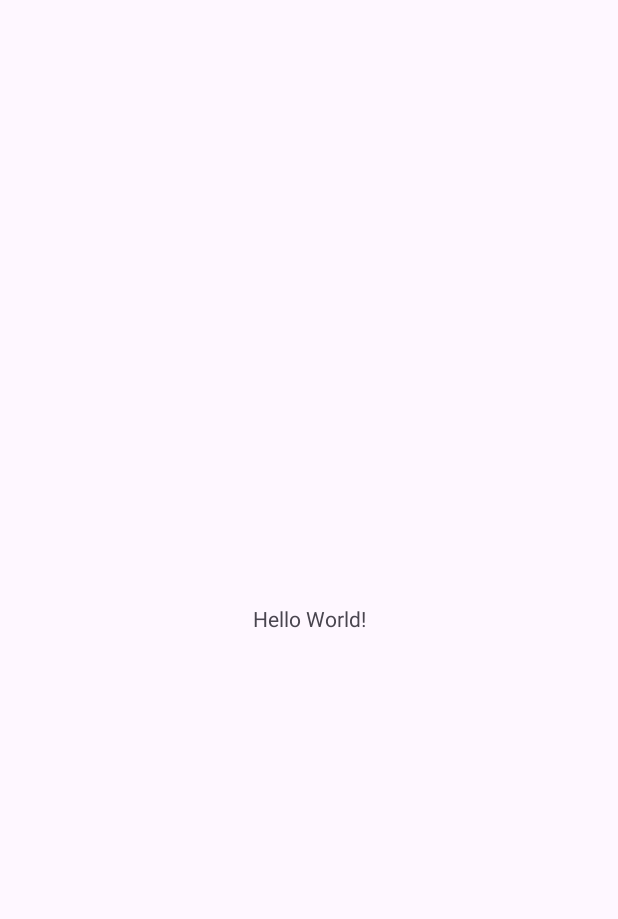
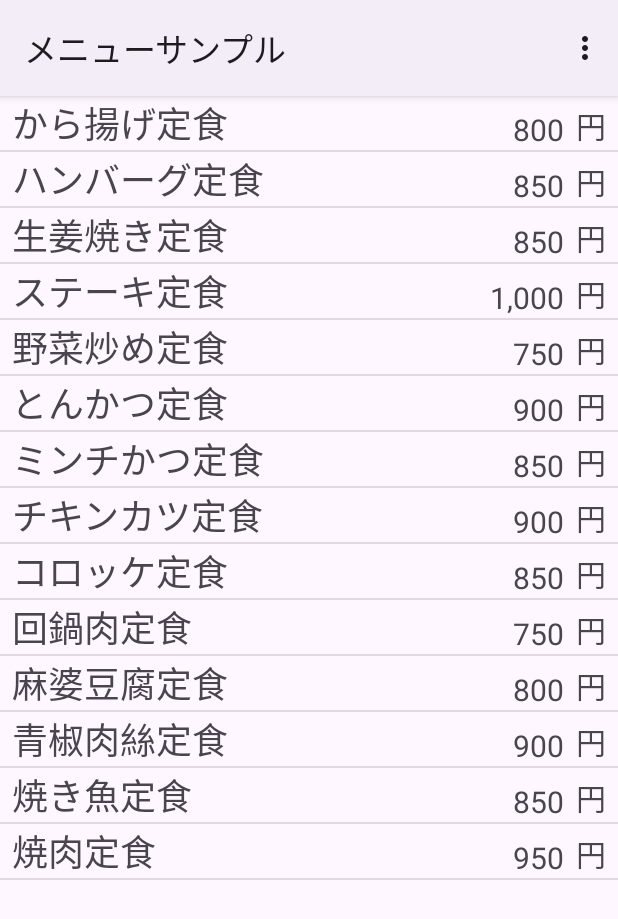
Before and after one commit to its22013/Android1, an Android app: the screen it shows after launch (MainActivity), on a phone screen of 412 x 824 dp. Before the commit the part shown is almost empty. Shown: the top 919 px of the screen. Run offline under Robolectric (Android 15) with nearby library versions, the phone set to English and light mode, and no system bars.

```diff
--- a/MenuSample/app/src/main/AndroidManifest.xml
+++ b/MenuSample/app/src/main/AndroidManifest.xml
@@ -13,6 +13,9 @@
         android:theme="@style/Theme.MenuSample"
         tools:targetApi="31">
         <activity
+            android:name=".MenuThanksActivity"
+            android:exported="false" />
+        <activity
             android:name=".MainActivity"
             android:exported="true">
             <intent-filter>
--- a/MenuSample/app/src/main/java/jp/ac/it_college/std/s22013/menusample/MainActivity.kt
+++ b/MenuSample/app/src/main/java/jp/ac/it_college/std/s22013/menusample/MainActivity.kt
@@ -1,11 +1,61 @@
 package jp.ac.it_college.std.s22013.menusample
 
+import android.content.Intent
 import androidx.appcompat.app.AppCompatActivity
 import android.os.Bundle
+import android.view.Menu
+import android.view.MenuItem
+import android.view.View
+import androidx.recyclerview.widget.DividerItemDecoration
+import androidx.recyclerview.widget.LinearLayoutManager
+import androidx.recyclerview.widget.RecyclerView
+import jp.ac.it_college.std.s22013.menusample.databinding.ActivityMainBinding
 
 class MainActivity : AppCompatActivity() {
+    private lateinit var binding: ActivityMainBinding
+    private val menuList = mutableListOf<jp.ac.it_college.std.s22013.menusample.Menu>()
     override fun onCreate(savedInstanceState: Bundle?) {
         super.onCreate(savedInstanceState)
-        setContentView(R.layout.activity_main)
+        binding = ActivityMainBinding.inflate(layoutInflater)
+        setContentView(binding.root)
+
+        initList(binding.lvMenu)
     }
+
+    private fun
+            initList(view: RecyclerView) {
+            menuList.addAll(teishokuList)
+        view.adapter = MenuListAdapter(menuList, ::order)
+        val layoutManager = LinearLayoutManager(this)
+        view.layoutManager = layoutManager
+        view.addItemDecoration(DividerItemDecoration(this, layoutManager.orientation))
+    }
+    private fun order(name: String, price: Int) {
+        startActivity(Intent(this, MenuThanksActivity::class.java).apply {
+            putExtra("menuName", name)
+            putExtra("menuPrice", price)
+        })
+    }
+
+    override fun onCreateOptionsMenu(menu: Menu?): Boolean {
+        menuInflater.inflate(R.menu.menu_option_menu, menu)
+        return true
+    }
+
+    override fun onOptionsItemSelected(item: MenuItem): Boolean {
+        val result = when (item.itemId) {
+            R.id.menuListOptionTeishoku -> resetMenu(teishokuList)
+
+            R.id.menuListOption_Curry -> resetMenu(cuurryList)
+            else -> super.onOptionsItemSelected(item)
+        }
+        return result
+    }
+    private fun resetMenu(list: List<jp.ac.it_college.std.s22013.menusample.Menu>): Boolean {
+        menuList.clear()
+        menuList.addAll(list)
+        binding.lvMenu.adapter?.notifyDataSetChanged()
+        return true
+    }
+
 }
--- /dev/null
+++ b/MenuSample/app/src/main/java/jp/ac/it_college/std/s22013/menusample/Menu.kt
@@ -0,0 +1,34 @@
+package jp.ac.it_college.std.s22013.menusample
+
+data class Menu(
+    val name: String,
+    val price: Int,
+    val desc: String
+)
+
+val teishokuList = listOf(
+    Menu("から揚げ定食", 800, "若鶏の唐揚げにサラダ、ご飯と味噌汁が付きます。"),
+    Menu("ハンバーグ定食", 850,"手ごねハンバーグにサラダ、ご飯と味噌汁が付きます"),
+    Menu("生姜焼き定食", 850,"すりおろし生姜を使った生姜焼きにサラダ、ご飯と味噌汁が付きます"),
+    Menu("ステーキ定食", 1000,"国産牛のステーキにサラダ、ご飯と味噌汁が付きます"),
+    Menu("野菜炒め定食", 750,"季節の野菜炒めにサラダ、ご飯と味噌汁が付きます"),
+    Menu("とんかつ定食", 900,"ロースとんかつにサラダ、ご飯と味噌汁が付きます"),
+    Menu("ミンチかつ定食", 850,"手ごねミンチカツにサラダ、ご飯と味噌汁が付きます"),
+    Menu("チキンカツ定食", 900,"ボリュームたっぷりチキンかつにサラダ、ご飯と味噌汁が付きます"),
+    Menu("コロッケ定食", 850,"北海道ポテトコロッケにサラダ、ご飯と味噌汁が付きます"),
+    Menu("回鍋肉定食", 750,"ピリ辛回鍋肉にサラダ、ご飯と味噌汁が付きます"),
+    Menu("麻婆豆腐定食", 800,"本格四川麻婆豆腐にサラダ、ご飯と味噌汁が付きます"),
+    Menu("青椒肉絲定食", 900,"ピーマンの香り豊かな青椒肉絲にサラダ、ご飯と味噌汁が付きます"),
+    Menu("焼き魚定食", 850,"鰆焼きにサラダ、ご飯と味噌汁が付きます"),
+    Menu("焼肉定食", 950,"特製タレの焼肉にサラダ、ご飯と味噌汁が付きます"),
+)
+
+val cuurryList = listOf(
+    Menu("ビーフカレー", 520, "特選スパイスカレーをきかせた国産ビーフ100%のカレーです。"),
+    Menu("ポークカレー", 420, "特選スパイスカレーをきかせた国産ポーク100%のカレーです。"),
+    Menu("ハンバーグカレー", 620, "特選スパイスにきかせたカレーに手ごねハンバーグをトッピングです。"),
+    Menu("チーズカレー", 560, "特選スパイスカレーをきかせたカレーにとろけるチーズをトッピングです。"),
+    Menu("カレー", 760, "特選スパイスカレーをきかせたカレーに国産ローストカツをトッピングです。"),
+    Menu("ビーフカツカレー", 880, "特選スパイスカレーをきかせたカレーに国産ビーフカツをトッピングです。"),
+    Menu("からあげカレー", 540, "特選スパイスカレーをきかせたカレーに若鶏の唐揚げをトッピングです。")
+)
--- /dev/null
+++ b/MenuSample/app/src/main/java/jp/ac/it_college/std/s22013/menusample/MenuListAdapter.kt
@@ -0,0 +1,36 @@
+package jp.ac.it_college.std.s22013.menusample
+
+import android.view.LayoutInflater
+import android.view.ViewGroup
+import androidx.recyclerview.widget.RecyclerView
+import jp.ac.it_college.std.s22013.menusample.databinding.MenuRowBinding
+
+class MenuListAdapter(
+    private val data: List<Menu>,
+    private val callback: (String, Int) -> Unit
+    ) :
+     RecyclerView.Adapter<MenuListAdapter.ViewHolder>() {
+
+    class ViewHolder(val binding: MenuRowBinding) : RecyclerView.ViewHolder(binding.root)
+
+    override fun onCreateViewHolder(parent: ViewGroup, viewType: Int): ViewHolder =
+        ViewHolder(
+            MenuRowBinding.inflate(
+                LayoutInflater.from(parent.context), parent, false
+            )
+        )
+
+
+    override fun getItemCount(): Int = data.size
+
+    override fun onBindViewHolder(holder: ViewHolder, position: Int) {
+        val menu = data[position]
+        holder.binding.apply {
+            tvName.text = menu.name
+            tvPrice.text = "%,d".format(menu.price)
+            root.setOnClickListener {
+                callback(menu.name, menu.price)
+            }
+        }
+    }
+}
--- a/MenuSample/app/src/main/res/layout/activity_main.xml
+++ b/MenuSample/app/src/main/res/layout/activity_main.xml
@@ -6,13 +6,12 @@
     android:layout_height="match_parent"
     tools:context=".MainActivity">
 
-    <TextView
-        android:layout_width="wrap_content"
-        android:layout_height="wrap_content"
-        android:text="Hello World!"
+    <androidx.recyclerview.widget.RecyclerView
+        android:id="@+id/lvMenu"
+        android:layout_width="0dp"
+        android:layout_height="0dp"
         app:layout_constraintBottom_toBottomOf="parent"
         app:layout_constraintEnd_toEndOf="parent"
         app:layout_constraintStart_toStartOf="parent"
         app:layout_constraintTop_toTopOf="parent" />
-
 </androidx.constraintlayout.widget.ConstraintLayout>
--- /dev/null
+++ b/MenuSample/app/src/main/res/layout/menu_row.xml
@@ -0,0 +1,40 @@
+<?xml version="1.0" encoding="utf-8"?>
+<androidx.constraintlayout.widget.ConstraintLayout xmlns:android="http://schemas.android.com/apk/res/android"
+    xmlns:app="http://schemas.android.com/apk/res-auto"
+    xmlns:tools="http://schemas.android.com/tools"
+    android:layout_width="match_parent"
+    android:layout_height="wrap_content"
+    android:background="?attr/selectableItemBackground">
+
+    <TextView
+        android:id="@+id/tvName"
+        android:layout_width="wrap_content"
+        android:layout_height="wrap_content"
+        android:layout_marginStart="8dp"
+        android:text="TextView"
+        android:textSize="24dp"
+        app:layout_constraintBaseline_toBaselineOf="@+id/tvYen"
+        app:layout_constraintStart_toStartOf="parent"
+        tools:text="から揚げ定食" />
+
+    <TextView
+        android:id="@+id/tvYen"
+        android:layout_width="wrap_content"
+        android:layout_height="wrap_content"
+        android:layout_marginEnd="8dp"
+        android:text="@string/tv_menu_unit"
+        android:textSize="20sp"
+        app:layout_constraintBottom_toBottomOf="@+id/tvName"
+        app:layout_constraintEnd_toEndOf="parent" />
+
+    <TextView
+        android:id="@+id/tv_Price"
+        android:layout_width="wrap_content"
+        android:layout_height="wrap_content"
+        android:layout_marginEnd="8dp"
+        android:textSize="20sp"
+        app:layout_constraintBottom_toBottomOf="@+id/tvName"
+        app:layout_constraintEnd_toStartOf="@+id/tvYen"
+        tools:text="850" />
+
+</androidx.constraintlayout.widget.ConstraintLayout>
--- /dev/null
+++ b/MenuSample/app/src/main/res/menu/menu_option_menu.xml
@@ -0,0 +1,11 @@
+<?xml version="1.0" encoding="utf-8"?>
+<menu xmlns:app="http://schemas.android.com/apk/res-auto"
+    xmlns:android="http://schemas.android.com/apk/res/android">
+
+    <item
+        android:id="@+id/menuListOptionTeishoku"
+        android:title="@string/menu_list_options_teishoku" />
+    <item
+        android:id="@+id/menuListOption_Curry"
+        android:title="@string/menu_list_options_curry" />
+</menu>
--- a/MenuSample/app/src/main/res/values-night/themes.xml
+++ b/MenuSample/app/src/main/res/values-night/themes.xml
@@ -1,6 +1,6 @@
 <resources xmlns:tools="http://schemas.android.com/tools">
     <!-- Base application theme. -->
-    <style name="Base.Theme.MenuSample" parent="Theme.Material3.DayNight.NoActionBar">
+    <style name="Base.Theme.MenuSample" parent="Theme.Material3.DayNight">
         <!-- Customize your dark theme here. -->
         <!-- <item name="colorPrimary">@color/my_dark_primary</item> -->
     </style>
--- a/MenuSample/app/src/main/res/values/strings.xml
+++ b/MenuSample/app/src/main/res/values/strings.xml
@@ -1,3 +1,12 @@
 <resources>
-    <string name="app_name">MenuSample</string>
+    <string name="app_name">メニューサンプル</string>
+    <string name="tv_menu_unit">円</string>
+    <string name="menu_list_options_teishoku">定食</string>
+    <string name="menu_list_options_curry">カレー</string>
+    <string name="menu_list_context_desc">説明を表示</string>
+    <string name="menu_list_context_order">ご注文</string>
+    <string name="menu_list_context_header">操作を選んでください</string>
+    <string name="tv_thx_title">注文完了</string>
+    <string name="tv_thx_desc">以下のご注文を受け付けました。 \nご注文ありがとうございます。</string>
+    <string name="bt_thx_back">リストに戻る</string>
 </resources>
--- a/MenuSample/app/src/main/res/values/themes.xml
+++ b/MenuSample/app/src/main/res/values/themes.xml
@@ -1,6 +1,6 @@
 <resources xmlns:tools="http://schemas.android.com/tools">
     <!-- Base application theme. -->
-    <style name="Base.Theme.MenuSample" parent="Theme.Material3.DayNight.NoActionBar">
+    <style name="Base.Theme.MenuSample" parent="Theme.Material3.DayNight">
         <!-- Customize your light theme here. -->
         <!-- <item name="colorPrimary">@color/my_light_primary</item> -->
     </style>
```
Also changed, not shown: MenuSample/app/src/main/java/jp/ac/it_college/std/s22013/menusample/MenuThanksActivity.kt (added, +38 -0 lines), MenuSample/app/src/main/res/layout/activity_menu_thanks.xml (added, +76 -0 lines).
